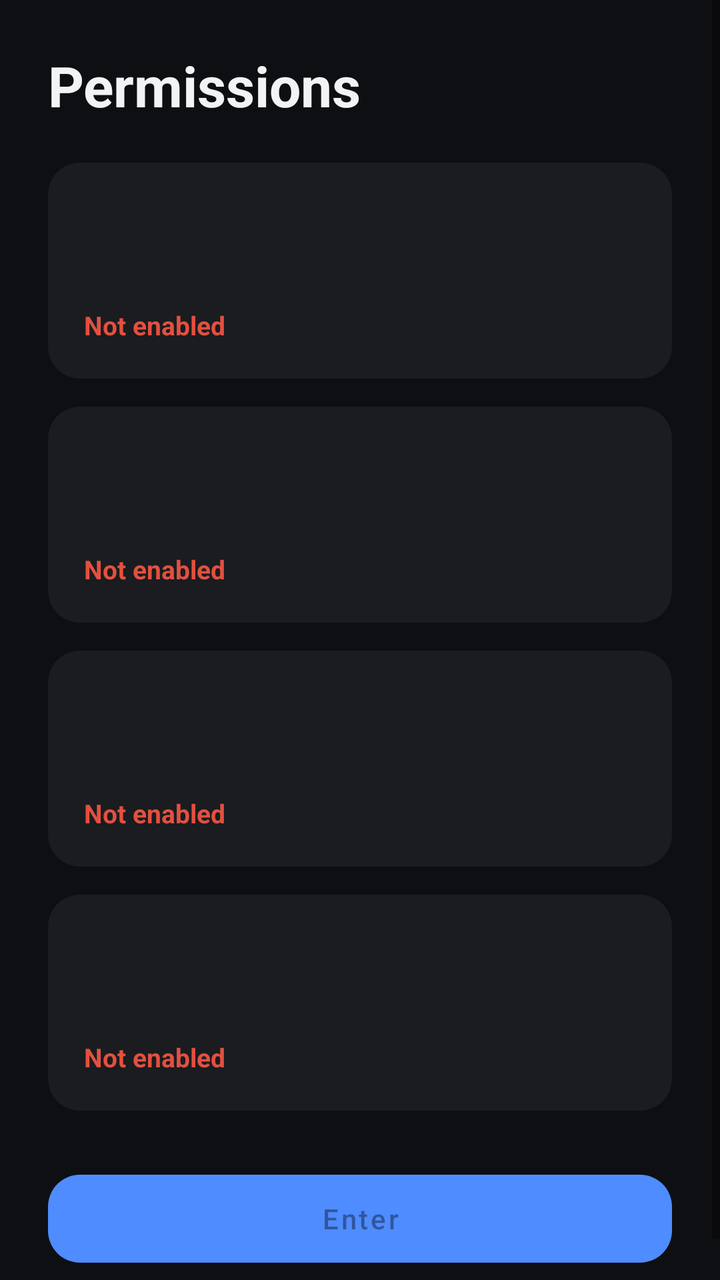
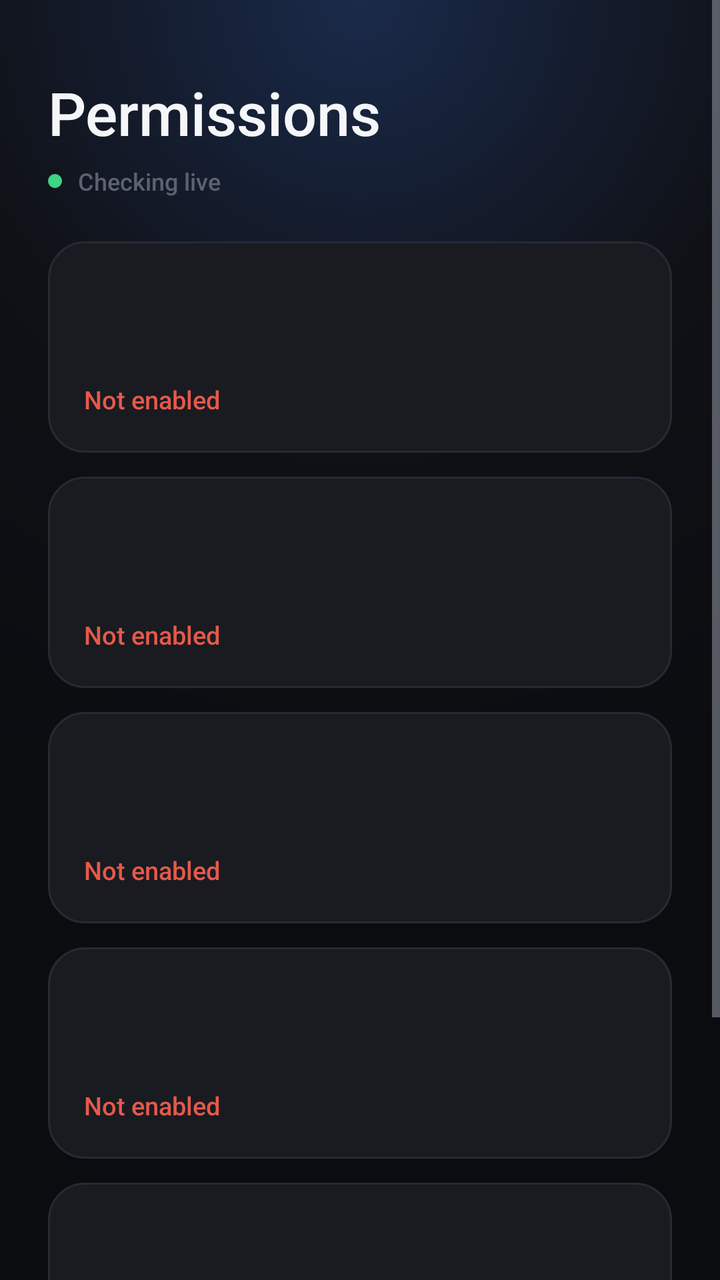

An Android layout rendered at two revisions. The XML below is the earlier revision; the diff shows what the commit changed to produce the second picture.
<!-- AndroidManifest.xml: activity theme Theme.RemoteMan -->
<!-- res/layout/activity_permission.xml -->
<?xml version="1.0" encoding="utf-8"?>
<ScrollView xmlns:android="http://schemas.android.com/apk/res/android"
    xmlns:app="http://schemas.android.com/apk/res-auto"
    android:layout_width="match_parent"
    android:layout_height="match_parent"
    android:background="@color/background">

    <LinearLayout
        android:layout_width="match_parent"
        android:layout_height="wrap_content"
        android:orientation="vertical"
        android:padding="24dp">

        <TextView
            android:layout_width="wrap_content"
            android:layout_height="wrap_content"
            android:text="Permissions"
            android:textColor="@color/text_primary"
            android:textSize="28sp"
            android:textStyle="bold"
            android:layout_marginBottom="20dp"/>

        <include layout="@layout/item_permission_card" android:id="@+id/cardOverlay"/>
        <include layout="@layout/item_permission_card" android:id="@+id/cardAccessibility"/>
        <include layout="@layout/item_permission_card" android:id="@+id/cardNotifications"/>
        <include layout="@layout/item_permission_card" android:id="@+id/cardCapture"/>

        <com.google.android.material.button.MaterialButton
            android:id="@+id/btnEnter"
            android:layout_width="match_parent"
            android:layout_height="56dp"
            android:layout_marginTop="12dp"
            android:text="@string/btn_enter"
            android:textAllCaps="false"
            android:enabled="false"
            app:cornerRadius="16dp"
            app:backgroundTint="@color/accent"/>

    </LinearLayout>
</ScrollView>
<!-- res/layout/item_permission_card.xml (included above) -->
<?xml version="1.0" encoding="utf-8"?>
<LinearLayout xmlns:android="http://schemas.android.com/apk/res/android"
    android:layout_width="match_parent"
    android:layout_height="wrap_content"
    android:orientation="vertical"
    android:background="@drawable/bg_card"
    android:padding="18dp"
    android:layout_marginBottom="14dp"
    android:clickable="true"
    android:focusable="true">

    <TextView
        android:id="@+id/title"
        android:layout_width="match_parent"
        android:layout_height="wrap_content"
        android:textColor="@color/text_primary"
        android:textSize="17sp"
        android:textStyle="bold"/>

    <TextView
        android:id="@+id/desc"
        android:layout_width="match_parent"
        android:layout_height="wrap_content"
        android:textColor="@color/text_secondary"
        android:textSize="13sp"
        android:layout_marginTop="4dp"/>

    <TextView
        android:id="@+id/status"
        android:layout_width="wrap_content"
        android:layout_height="wrap_content"
        android:text="Not enabled"
        android:textColor="@color/status_red"
        android:textStyle="bold"
        android:textSize="13sp"
        android:layout_marginTop="10dp"/>

</LinearLayout>
<!-- resources referenced by this layout -->
<resources>
  <color name="accent">#4E8CFF</color>
  <color name="background">#0E0F12</color>
  <color name="status_red">#E3503F</color>
  <color name="text_primary">#F2F3F5</color>
  <color name="text_secondary">#9AA0A6</color>
  <!-- drawable bg_card (drawable) -->
  <?xml version="1.0" encoding="utf-8"?>
  <shape xmlns:android="http://schemas.android.com/apk/res/android">
      <solid android:color="@color/surface"/>
      <corners android:radius="16dp"/>
  </shape>
  <string name="btn_enter">Enter</string>
  <style name="Theme.RemoteMan" parent="Theme.MaterialComponents.DayNight.NoActionBar">
          <item name="android:windowBackground">@color/background</item>
          <item name="colorPrimary">@color/accent</item>
          <item name="colorPrimaryDark">@color/accent_dark</item>
          <item name="colorAccent">@color/accent</item>
          <item name="android:textColorPrimary">@color/text_primary</item>
          <item name="android:windowAnimationStyle">@style/WindowAnimation</item>
      </style>
  <color name="surface">#1A1C20</color>
  <color name="accent_dark">#2E63CC</color>
  <style name="WindowAnimation">
          <item name="android:activityOpenEnterAnimation">@anim/slide_in_right</item>
          <item name="android:activityOpenExitAnimation">@anim/fade_out</item>
          <item name="android:activityCloseEnterAnimation">@anim/fade_in</item>
          <item name="android:activityCloseExitAnimation">@anim/slide_out_right</item>
      </style>
</resources>

<!-- the commit's change to res/layout/activity_permission.xml (unified diff, before → after) -->
@@ -3,7 +3,8 @@
     xmlns:app="http://schemas.android.com/apk/res-auto"
     android:layout_width="match_parent"
     android:layout_height="match_parent"
-    android:background="@color/background">
+    android:background="@drawable/bg_gradient_main"
+    android:fillViewport="true">
 
     <LinearLayout
         android:layout_width="match_parent"
@@ -16,25 +17,52 @@
             android:layout_height="wrap_content"
             android:text="Permissions"
             android:textColor="@color/text_primary"
-            android:textSize="28sp"
-            android:textStyle="bold"
-            android:layout_marginBottom="20dp"/>
+            android:fontFamily="sans-serif-black"
+            android:textSize="30sp"
+            android:layout_marginTop="12dp"/>
+
+        <LinearLayout
+            android:layout_width="wrap_content"
+            android:layout_height="wrap_content"
+            android:orientation="horizontal"
+            android:gravity="center_vertical"
+            android:layout_marginTop="6dp"
+            android:layout_marginBottom="22dp">
+
+            <View
+                android:id="@+id/liveDot"
+                android:layout_width="7dp"
+                android:layout_height="7dp"
+                android:background="@drawable/bg_pill_green"/>
+
+            <TextView
+                android:layout_width="wrap_content"
+                android:layout_height="wrap_content"
+                android:text="Checking live"
+                android:textColor="@color/text_faint"
+                android:fontFamily="sans-serif-medium"
+                android:textSize="12sp"
+                android:layout_marginStart="8dp"/>
+        </LinearLayout>
 
         <include layout="@layout/item_permission_card" android:id="@+id/cardOverlay"/>
         <include layout="@layout/item_permission_card" android:id="@+id/cardAccessibility"/>
         <include layout="@layout/item_permission_card" android:id="@+id/cardNotifications"/>
+        <include layout="@layout/item_permission_card" android:id="@+id/cardBattery"/>
         <include layout="@layout/item_permission_card" android:id="@+id/cardCapture"/>
 
         <com.google.android.material.button.MaterialButton
             android:id="@+id/btnEnter"
             android:layout_width="match_parent"
-            android:layout_height="56dp"
-            android:layout_marginTop="12dp"
+            android:layout_height="58dp"
+            android:layout_marginTop="14dp"
             android:text="@string/btn_enter"
             android:textAllCaps="false"
+            android:textSize="16sp"
             android:enabled="false"
             app:cornerRadius="16dp"
-            app:backgroundTint="@color/accent"/>
+            app:backgroundTint="@color/accent"
+            app:elevation="0dp"/>
 
     </LinearLayout>
 </ScrollView>
@@ -44,9 +72,9 @@
     android:layout_width="match_parent"
     android:layout_height="wrap_content"
     android:orientation="vertical"
-    android:background="@drawable/bg_card"
+    android:background="@drawable/bg_card_ripple"
     android:padding="18dp"
-    android:layout_marginBottom="14dp"
+    android:layout_marginBottom="12dp"
     android:clickable="true"
     android:focusable="true">
 
@@ -55,16 +83,18 @@
         android:layout_width="match_parent"
         android:layout_height="wrap_content"
         android:textColor="@color/text_primary"
-        android:textSize="17sp"
-        android:textStyle="bold"/>
+        android:fontFamily="sans-serif-medium"
+        android:textSize="16sp"/>
 
     <TextView
         android:id="@+id/desc"
         android:layout_width="match_parent"
         android:layout_height="wrap_content"
         android:textColor="@color/text_secondary"
+        android:fontFamily="sans-serif"
         android:textSize="13sp"
-        android:layout_marginTop="4dp"/>
+        android:lineSpacingExtra="2dp"
+        android:layout_marginTop="3dp"/>
 
     <TextView
         android:id="@+id/status"
@@ -72,8 +102,8 @@
         android:layout_height="wrap_content"
         android:text="Not enabled"
         android:textColor="@color/status_red"
-        android:textStyle="bold"
-        android:textSize="13sp"
+        android:fontFamily="sans-serif-medium"
+        android:textSize="12.5sp"
         android:layout_marginTop="10dp"/>
 
 </LinearLayout>
<!-- resource entries referenced after the edit -->
@@ -1,32 +1,74 @@
 <!-- resources referenced by this layout -->
 <resources>
-  <color name="accent">#4E8CFF</color>
-  <color name="background">#0E0F12</color>
-  <color name="status_red">#E3503F</color>
-  <color name="text_primary">#F2F3F5</color>
-  <color name="text_secondary">#9AA0A6</color>
+  <color name="accent">#5B8CFF</color>
+  <color name="background">#0B0C10</color>
+  <color name="status_red">#E6594A</color>
+  <color name="text_faint">#5C6270</color>
+  <color name="text_primary">#F5F6F8</color>
+  <color name="text_secondary">#9BA1AE</color>
+  <!-- drawable bg_card_ripple (drawable) -->
+  <?xml version="1.0" encoding="utf-8"?>
+  <ripple xmlns:android="http://schemas.android.com/apk/res/android"
+      android:color="#265B8CFF">
+      <item android:drawable="@drawable/bg_card"/>
+  </ripple>
+  <!-- drawable bg_gradient_main (drawable) -->
+  <?xml version="1.0" encoding="utf-8"?>
+  <shape xmlns:android="http://schemas.android.com/apk/res/android">
+      <gradient
+          android:type="radial"
+          android:gradientRadius="420dp"
+          android:centerX="0.5"
+          android:centerY="0.0"
+          android:startColor="#1A2A4A"
+          android:centerColor="#0F1116"
+          android:endColor="#0B0C10"/>
+  </shape>
+  <!-- drawable bg_pill_green (drawable) -->
+  <?xml version="1.0" encoding="utf-8"?>
+  <shape xmlns:android="http://schemas.android.com/apk/res/android">
+      <solid android:color="@color/status_green"/>
+      <corners android:radius="24dp"/>
+  </shape>
   <!-- drawable bg_card (drawable) -->
   <?xml version="1.0" encoding="utf-8"?>
   <shape xmlns:android="http://schemas.android.com/apk/res/android">
       <solid android:color="@color/surface"/>
-      <corners android:radius="16dp"/>
+      <corners android:radius="18dp"/>
+      <stroke android:width="1dp" android:color="@color/divider"/>
   </shape>
+  <color name="status_green">#3FD386</color>
   <string name="btn_enter">Enter</string>
   <style name="Theme.RemoteMan" parent="Theme.MaterialComponents.DayNight.NoActionBar">
           <item name="android:windowBackground">@color/background</item>
           <item name="colorPrimary">@color/accent</item>
           <item name="colorPrimaryDark">@color/accent_dark</item>
           <item name="colorAccent">@color/accent</item>
+          <item name="colorSurface">@color/surface</item>
           <item name="android:textColorPrimary">@color/text_primary</item>
+          <item name="android:textColorSecondary">@color/text_secondary</item>
+          <item name="android:fontFamily">sans-serif-medium</item>
+          <item name="fontFamily">sans-serif-medium</item>
           <item name="android:windowAnimationStyle">@style/WindowAnimation</item>
+          <item name="android:statusBarColor">@color/background</item>
+          <item name="android:navigationBarColor">@color/background</item>
+          <item name="android:windowLightStatusBar">false</item>
+          <item name="materialButtonStyle">@style/Widget.RemoteMan.Button</item>
       </style>
-  <color name="surface">#1A1C20</color>
-  <color name="accent_dark">#2E63CC</color>
+  <color name="surface">#191B21</color>
+  <color name="accent_dark">#3A5FD9</color>
   <style name="WindowAnimation">
           <item name="android:activityOpenEnterAnimation">@anim/slide_in_right</item>
-          <item name="android:activityOpenExitAnimation">@anim/fade_out</item>
-          <item name="android:activityCloseEnterAnimation">@anim/fade_in</item>
+          <item name="android:activityOpenExitAnimation">@anim/fade_out_scale</item>
+          <item name="android:activityCloseEnterAnimation">@anim/fade_in_scale</item>
           <item name="android:activityCloseExitAnimation">@anim/slide_out_right</item>
       </style>
+  <style name="Widget.RemoteMan.Button" parent="Widget.MaterialComponents.Button">
+          <item name="android:fontFamily">sans-serif-medium</item>
+          <item name="android:letterSpacing">0.01</item>
+          <item name="android:stateListAnimator">@animator/button_press</item>
+          <item name="rippleColor">#33FFFFFF</item>
+      </style>
+  <color name="divider">#262A33</color>
 </resources>
 
